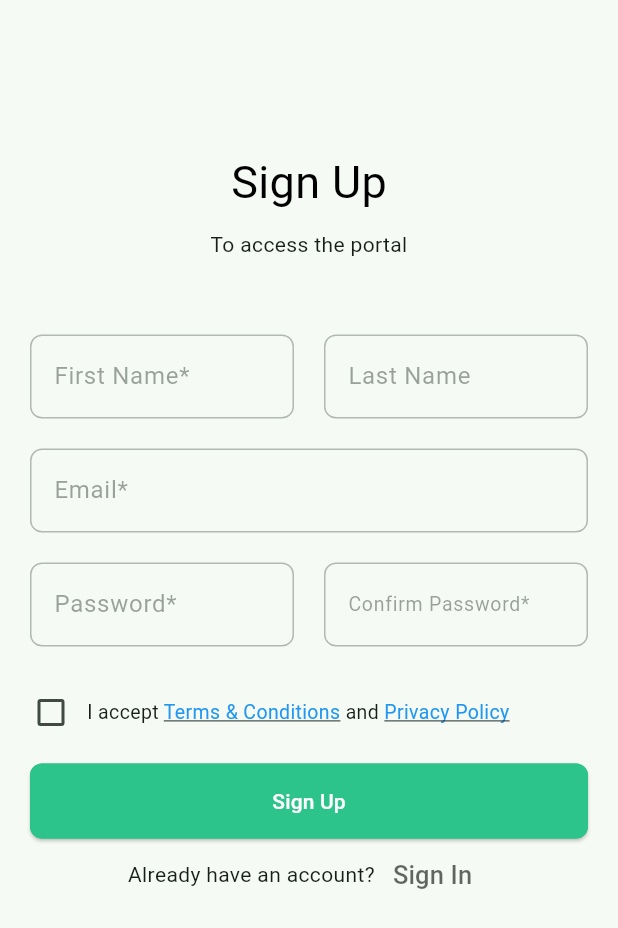
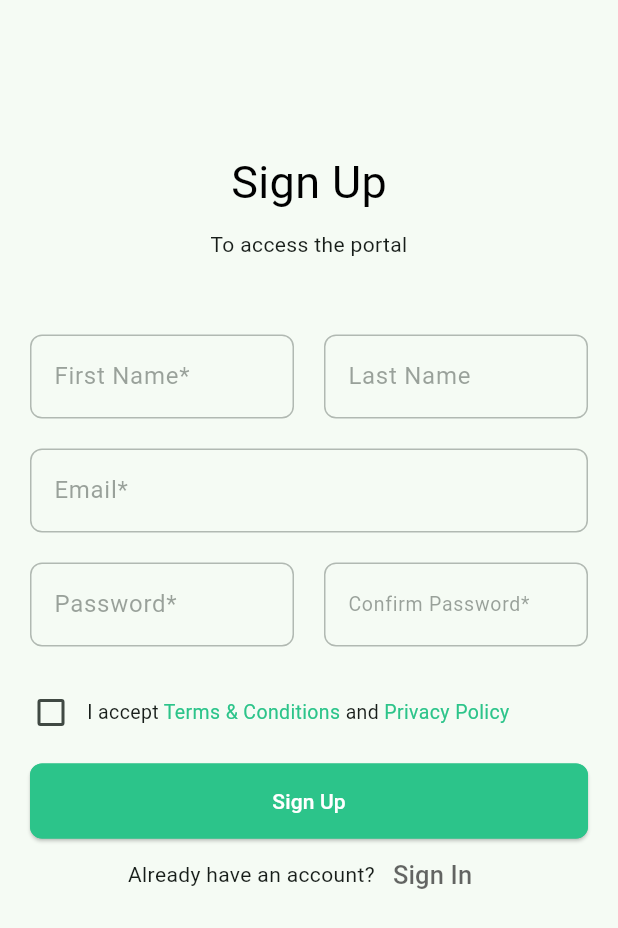
Before and after one commit to akshay-1705/maison_mate_partner_client, a Flutter app: the SignUpWidget screen opened directly, on a phone screen of 412 x 824 dp. Shown: the top 928 px of the screen. Run offline on Flutter 3.47's test engine with Material 2 defaults, Android fonts, the phone set to English and light mode, and no system bars; our stand-ins replace flutter_secure_storage, webview_flutter; accounts and stored records are empty.

Commit message:
remove underline

```diff
--- a/lib/widgets/auth/sign_up.dart
+++ b/lib/widgets/auth/sign_up.dart
@@ -193,8 +193,7 @@ class _SignUpWidgetState extends State<SignUpWidget> {
                   text: "Terms & Conditions",
                   style: const TextStyle(
                     fontSize: 13,
-                    decoration: TextDecoration.underline,
-                    color: Colors.blue,
+                    color: Color(themeColor),
                   ),
                   recognizer: TapGestureRecognizer()
                     ..onTap = () {
@@ -215,8 +214,7 @@ class _SignUpWidgetState extends State<SignUpWidget> {
                   text: "Privacy Policy",
                   style: const TextStyle(
                     fontSize: 13,
-                    decoration: TextDecoration.underline,
-                    color: Colors.blue,
+                    color: Color(themeColor),
                   ),
                   recognizer: TapGestureRecognizer()
                     ..onTap = () {
```
